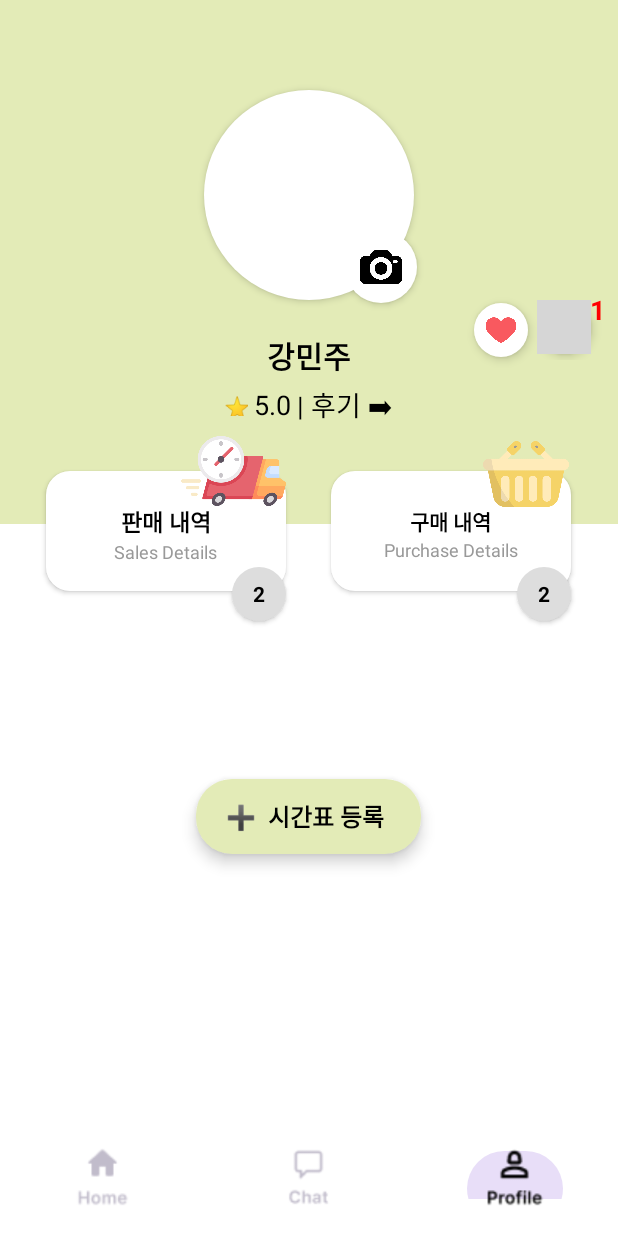
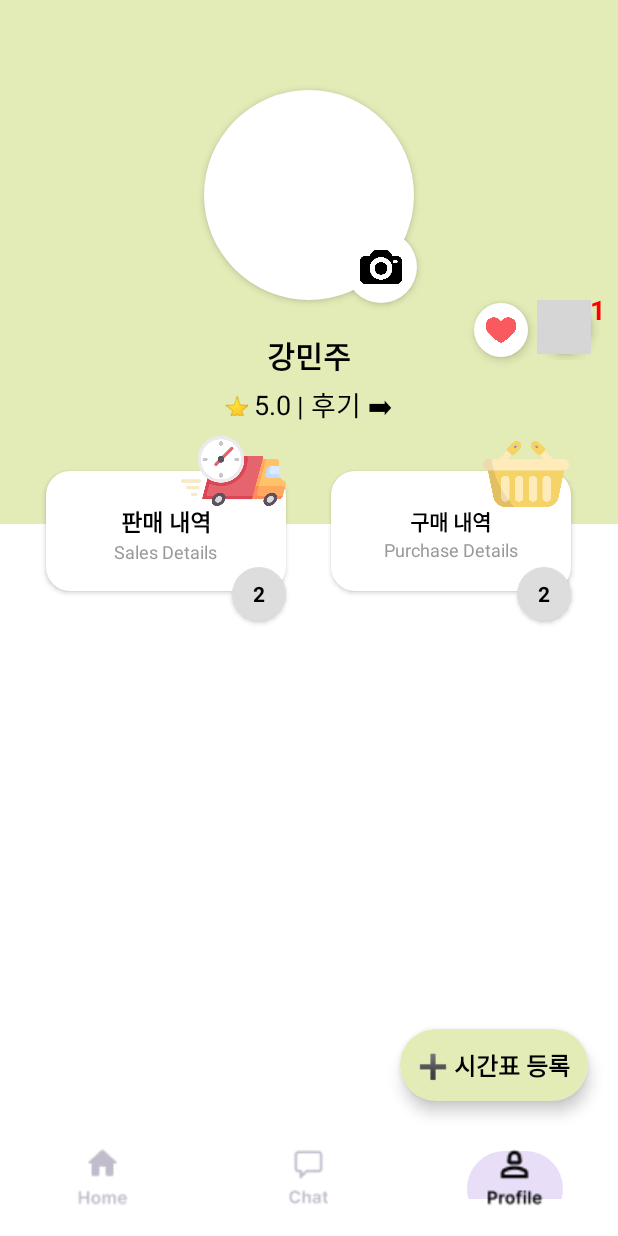
Before and after one commit to annajun1219/oo_project_finial, an Android app: the MyPageActivity screen opened directly, with no data from a screen before it, on a phone screen of 412 x 824 dp. Run offline under Robolectric (Android 15) with nearby library versions, the phone set to English and light mode, and no system bars; pictures from the network do not load; grey boxes are pictures that could not be loaded.

Commit message:
마이페이지 시간표 연동

```diff
--- a/oo_frontend/app/src/main/java/com/example/oo_frontend/Network/RetrofitClient.java
+++ b/oo_frontend/app/src/main/java/com/example/oo_frontend/Network/RetrofitClient.java
@@ -5,7 +5,7 @@ import retrofit2.converter.gson.GsonConverterFactory;
 
 public class RetrofitClient {
     private static Retrofit retrofit;
-    private static final String BASE_URL = "http://119.197.53.54:8080/api/"; //❗ 서버 주소 바꿔야함
+    private static final String BASE_URL = "http://172.30.1.21:8080/api/"; //❗ 서버 주소 바꿔야함
 
     public static Retrofit getClient() {
         if (retrofit == null) {
--- a/oo_frontend/app/src/main/java/com/example/oo_frontend/Network/RetrofitService.java
+++ b/oo_frontend/app/src/main/java/com/example/oo_frontend/Network/RetrofitService.java
@@ -1,5 +1,6 @@
 package com.example.oo_frontend.Network;
 
+import com.example.oo_frontend.Model.ScheduleDto;
 import com.example.oo_frontend.Model.Signup;
 import com.example.oo_frontend.Model.Login;
 import com.example.oo_frontend.Model.User;
@@ -47,39 +48,37 @@ public interface RetrofitService {
 
     // ✅ 마이페이지 정보 조회 (프로필, 카운트, 시간표 등)
     @GET("/api/mypage")
-    Call<MyPage> getMyPage(@Header("userId") int userId);
+    Call<MyPage> getMyPage(@Header("userId") Long userId);
 
     // ✅ 마이페이지 -> 시간표 업로드
-    @POST("/api/mypage/schedule")
-    Call<Void> uploadSchedule(
-            @Header("userId") int userId,
-            @Body List<String> scheduleSummary
-    );
+    @POST("/api/schedule")
+    Call<Void> createSchedule(@Body ScheduleDto schedule);
+
     // ✅ 마이페이지 -> 판매내역
     @GET("/api/sales")
-    Call<List<SaleItem>> getSales(@Header("userId") int userId);
+    Call<List<SaleItem>> getSales(@Header("userId") Long userId);
 
     // ✅ 마이페이지 -> 판매내역 -> 상태 변경 관련
     @PATCH("/api/sales/{bookId}/status")
     Call<Void> updateSaleStatus(
-            @Header("userId") int userId,
-            @Path("bookId") int bookId,
+            @Header("userId") Long userId,
+            @Path("bookId") Long bookId,
             @Query("status") String status
     );
 
     // ✅ 마이페이지 -> 구매내역 조회
     @GET("/api/purchases")
-    Call<List<PurchaseItem>> getPurchaseHistory(@Header("userId") int userId);
+    Call<List<PurchaseItem>> getPurchaseHistory(@Header("userId") Long userId);
 
     // ✅ 마이페이지 -> 찜목록
     @GET("/api/favorites")
-    Call<List<FavoriteItem>> getFavoriteList(@Header("userId") int userId);
+    Call<List<FavoriteItem>> getFavoriteList(@Header("userId") Long userId);
     @POST("/api/favorites/{bookId}")
-    Call<Void> addFavorite(@Header("userId") int userId, @Path("bookId") int bookId);
+    Call<Void> addFavorite(@Header("userId") Long userId, @Path("bookId") Long bookId);
     @DELETE("/api/favorites/{bookId}") //찜 삭제
     Call<Void> deleteFavorite(
-            @Header("userId") int userId,
-            @Path("bookId") int bookId
+            @Header("userId") Long userId,
+            @Path("bookId") Long bookId
     );
 
     // ✅ 마이페이지 -> 리뷰
@@ -98,8 +97,6 @@ public interface RetrofitService {
     @GET("/api/main")
     Call<JsonObject> getMainPageRaw(@Query("userId") int userId);
 
-    @POST("/api/mypage/schedule")
-    Call<Void> postSchedule(@Body String scheduleText);
 
     @Multipart
     @POST("/api/books/register")
--- a/oo_frontend/app/src/main/java/com/example/oo_frontend/UI/mypage/buy/BuyHistoryActivity.java
+++ b/oo_frontend/app/src/main/java/com/example/oo_frontend/UI/mypage/buy/BuyHistoryActivity.java
@@ -57,7 +57,7 @@ public class BuyHistoryActivity extends AppCompatActivity {
         }
 
         // ✅ 헬퍼에서 바로 List<PurchaseItem> 받아오기
-        RetrofitHelper.getPurchaseHistory(this, userId, new ApiCallback<List<PurchaseItem>>() {
+        RetrofitHelper.getPurchaseHistory(this, (long) userId, new ApiCallback<List<PurchaseItem>>() {
             @Override
             public void onSuccess(List<PurchaseItem> purchases) {
                 allItems = purchases;
--- a/oo_frontend/app/src/main/java/com/example/oo_frontend/UI/mypage/favorite/FavoriteAdapter.java
+++ b/oo_frontend/app/src/main/java/com/example/oo_frontend/UI/mypage/favorite/FavoriteAdapter.java
@@ -66,7 +66,7 @@ public class FavoriteAdapter extends RecyclerView.Adapter<FavoriteAdapter.ViewHo
             int userId = prefs.getInt("userId", -1);
             if (userId == -1) return;
 
-            RetrofitHelper.deleteFavorite(context, userId, selectedItem.bookId, new ApiCallback<Void>() {
+            RetrofitHelper.deleteFavorite(context, (long) userId, (long) selectedItem.bookId, new ApiCallback<Void>() {
                 @Override
                 public void onSuccess(Void data) {
                     list.remove(pos);
--- a/oo_frontend/app/src/main/java/com/example/oo_frontend/UI/mypage/favorite/FavoritesActivity.java
+++ b/oo_frontend/app/src/main/java/com/example/oo_frontend/UI/mypage/favorite/FavoritesActivity.java
@@ -43,7 +43,7 @@ public class FavoritesActivity extends AppCompatActivity {
         int userId = prefs.getInt("userId", -1);
         if (userId == -1) return;
 
-        RetrofitHelper.getFavorites(this, userId, new ApiCallback<List<FavoriteItem>>() {
+        RetrofitHelper.getFavorites(this, (long) userId, new ApiCallback<List<FavoriteItem>>() {
             @Override
             public void onSuccess(List<FavoriteItem> data) {
                 favoriteList.clear();
--- a/oo_frontend/app/src/main/java/com/example/oo_frontend/UI/mypage/sales/SalesHistoryActivity.java
+++ b/oo_frontend/app/src/main/java/com/example/oo_frontend/UI/mypage/sales/SalesHistoryActivity.java
@@ -51,7 +51,7 @@ public class SalesHistoryActivity extends AppCompatActivity {
         }
 
         // ✅ 서버에서 판매내역 불러오기
-        RetrofitHelper.getSales(this, userId, new ApiCallback<List<SaleItem>>() {
+        RetrofitHelper.getSales(this, (long) userId, new ApiCallback<List<SaleItem>>() {
             @Override
             public void onSuccess(List<SaleItem> data) {
                 salesList = data;
@@ -83,7 +83,7 @@ public class SalesHistoryActivity extends AppCompatActivity {
     private void updateSelectedItemsStatus(String newStatus) {
         for (SaleItem item : salesList) {
             if (item.isSelected) {
-                RetrofitHelper.updateSaleStatus(this, userId, item.bookId, newStatus, new ApiCallback<Void>() {
+                RetrofitHelper.updateSaleStatus(this, (long) userId, (long) item.bookId, newStatus, new ApiCallback<Void>() {
                     @Override
                     public void onSuccess(Void data) {
                         item.status = newStatus;
--- /dev/null
+++ b/oo_frontend/app/src/main/res/drawable/timetable_cell_custom_bg.xml
@@ -0,0 +1,6 @@
+<?xml version="1.0" encoding="utf-8"?>
+<shape xmlns:android="http://schemas.android.com/apk/res/android"
+    android:shape="rectangle">
+    <solid android:color="#D6E8D3" /> <!-- 💡 연한 초록 색 -->
+    <corners android:radius="12dp" />
+</shape>
--- a/oo_frontend/app/src/main/res/layout/activity_mypage.xml
+++ b/oo_frontend/app/src/main/res/layout/activity_mypage.xml
@@ -20,7 +20,7 @@
         app:itemTextColor="@color/bottom_nav_color_selector" />
 
     <!-- 전체 콘텐츠 -->
-    <ScrollView
+    <androidx.core.widget.NestedScrollView
         android:id="@+id/scrollContent"
         android:layout_width="match_parent"
         android:layout_height="match_parent"
@@ -32,7 +32,8 @@
         <LinearLayout
             android:layout_width="match_parent"
             android:layout_height="wrap_content"
-            android:orientation="vertical">
+            android:orientation="vertical"
+            android:paddingBottom="24dp">
 
             <!-- 연두색 배경 -->
             <RelativeLayout
@@ -314,46 +315,46 @@
                 </FrameLayout>
             </LinearLayout>
 
-            <LinearLayout
-                android:id="@+id/btnAddTimetable"
-                android:layout_width="150dp"
-                android:layout_height="50dp"
-                android:layout_gravity="center_horizontal"
-                android:layout_marginTop="80dp"
-                android:layout_marginBottom="16dp"
-                android:background="@drawable/login_button"
-                android:elevation="6dp"
-                android:gravity="center_vertical"
-                android:orientation="horizontal"
-                android:padding="12dp">
-
-                <TextView
-                    android:layout_width="wrap_content"
-                    android:layout_height="wrap_content"
-                    android:layout_marginStart="8dp"
-                    android:text="➕  시간표 등록"
-                    android:textColor="#000000"
-                    android:textSize="16sp"
-                    android:textStyle="bold" />
-            </LinearLayout>
-
-            <LinearLayout
-                android:id="@+id/timetableContainer"
+            <!-- 시간표 본문 -->
+            <HorizontalScrollView
                 android:layout_width="match_parent"
-                android:layout_height="wrap_content"
-                android:orientation="vertical"
-                android:padding="16dp"
-                android:layout_marginTop="20dp">
+                android:layout_height="wrap_content">
 
                 <androidx.gridlayout.widget.GridLayout
                     android:id="@+id/timetableGrid"
-                    android:layout_width="match_parent"
+                    android:layout_width="wrap_content"
                     android:layout_height="wrap_content"
                     android:columnCount="6"
                     android:rowCount="5"
-                    android:orientation="horizontal"/>
-            </LinearLayout>
+                    android:useDefaultMargins="true"
+                    android:alignmentMode="alignMargins"
+                    android:paddingStart="8dp"
+                    android:paddingEnd="8dp" />
+            </HorizontalScrollView>
         </LinearLayout>
-    </ScrollView>
+    </androidx.core.widget.NestedScrollView>
 
+    <!-- 오른쪽 아래 등록 버튼 (스크롤 밖에 둠) -->
+    <LinearLayout
+        android:id="@+id/btnAddTimetable"
+        android:layout_width="wrap_content"
+        android:layout_height="wrap_content"
+        android:layout_alignParentBottom="true"
+        android:layout_alignParentEnd="true"
+        android:layout_marginEnd="20dp"
+        android:layout_marginBottom="90dp"
+        android:background="@drawable/login_button"
+        android:elevation="6dp"
+        android:gravity="center"
+        android:orientation="horizontal"
+        android:padding="12dp">
+
+        <TextView
+            android:layout_width="wrap_content"
+            android:layout_height="wrap_content"
+            android:text="➕ 시간표 등록"
+            android:textColor="#000000"
+            android:textSize="16sp"
+            android:textStyle="bold" />
+    </LinearLayout>
 </RelativeLayout>
```
Also changed, not shown: oo_frontend/app/src/main/java/com/example/oo_frontend/Model/ScheduleDto.java (added, +68 -0 lines), oo_frontend/app/src/main/java/com/example/oo_frontend/Network/RetrofitHelper.java (+10 -9 lines), oo_frontend/app/src/main/java/com/example/oo_frontend/UI/mypage/MyPageActivity.java (+190 -151 lines), oo_frontend/app/src/main/res/drawable/timetable_cell_bg.xml (added, +12 -0 lines), oo_frontend/app/src/main/res/layout/timetable_cell.xml (added, +24 -0 lines).
